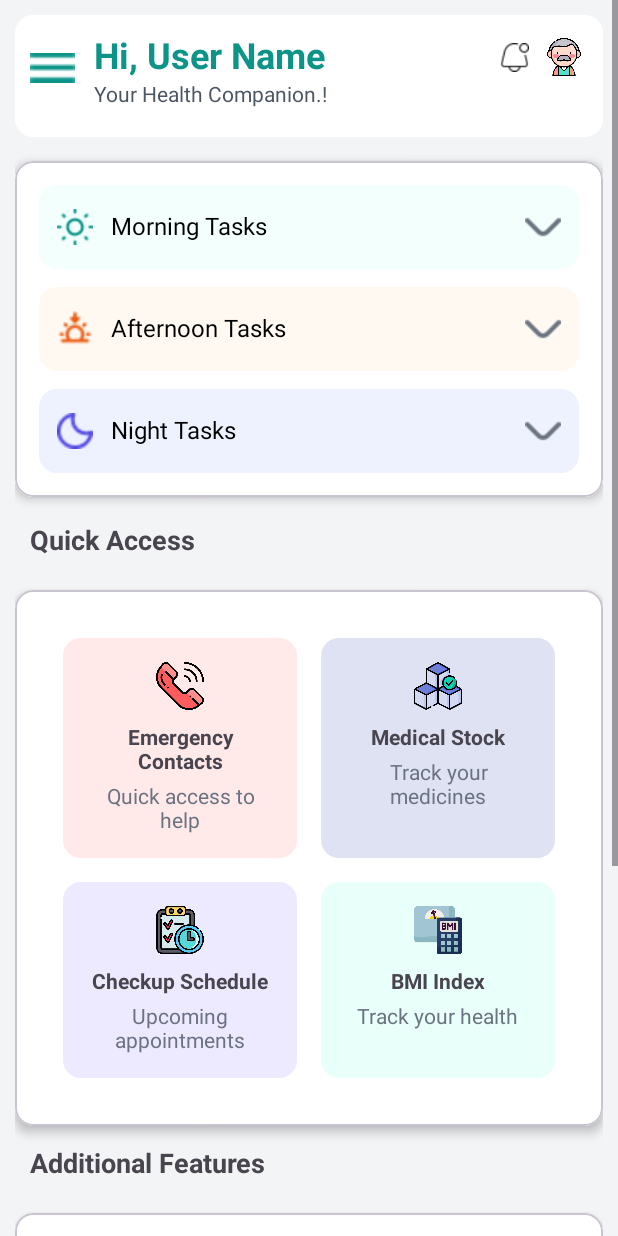
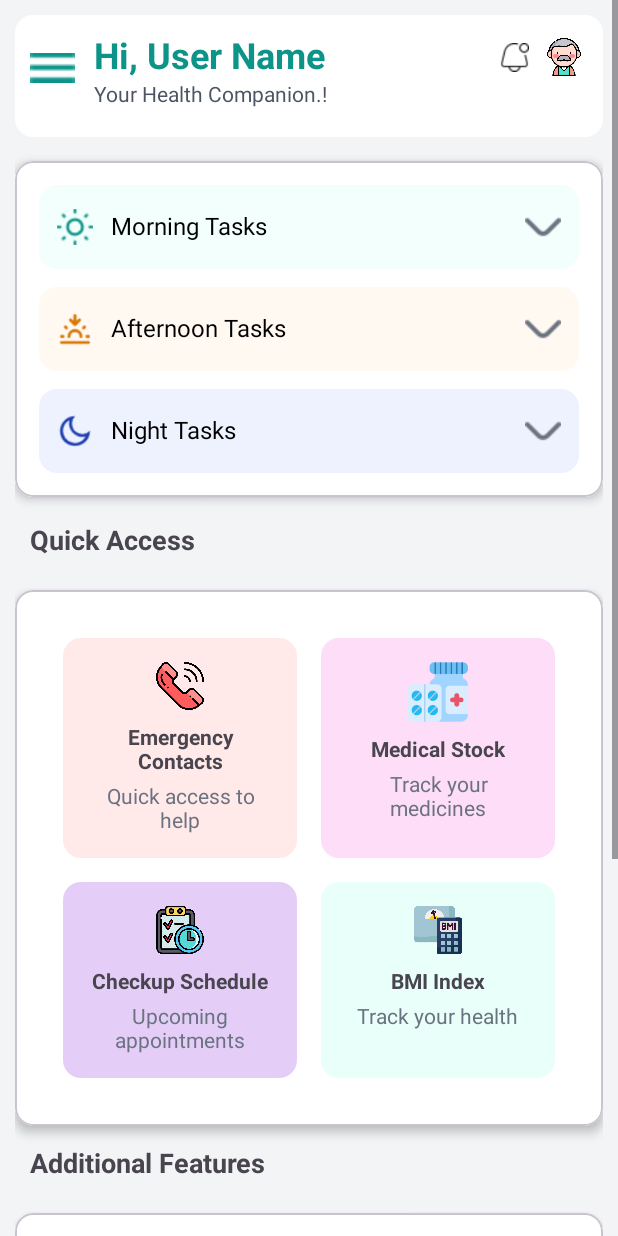
Before and after one commit to vishal-bhutekar21/Age-well-Elder-Care, an Android app: the Dashboard screen opened directly, with no data from a screen before it, on a phone screen of 412 x 824 dp. Run offline under Robolectric (Android 15) with nearby library versions, the phone set to English and light mode, and no system bars; our stand-ins replace Firebase (no records; nobody signed in at launch, a user with empty details on screens opened directly).

```diff
--- a/app/src/main/AndroidManifest.xml
+++ b/app/src/main/AndroidManifest.xml
@@ -119,6 +119,10 @@
             android:exported="true"
             android:theme="@style/Theme.AgeWellSuper" />
         <activity
+            android:name=".GetStartedActivity"
+            android:exported="true"
+            android:theme="@style/Theme.AgeWellSuper" />
+        <activity
             android:name=".Login"
             android:exported="true"
             android:theme="@style/Theme.AgeWellSuper"></activity>
--- a/app/src/main/java/com/chaitany/agewell/Login.kt
+++ b/app/src/main/java/com/chaitany/agewell/Login.kt
@@ -13,6 +13,7 @@ import android.widget.TextView
 import android.widget.Toast
 import androidx.appcompat.app.AppCompatActivity
 import com.example.yourapp.utils.UserPreferences
+import com.google.android.material.button.MaterialButton
 import com.google.firebase.database.DatabaseReference
 import com.google.firebase.database.FirebaseDatabase
 
@@ -20,7 +21,7 @@ class Login : AppCompatActivity() {
 
     private lateinit var mobileEditText: EditText
     private lateinit var passwordEditText: EditText
-    private lateinit var loginButton: Button
+    private lateinit var loginButton: MaterialButton
     private lateinit var signUpButton: Button
     private lateinit var progressDialog: ProgressDialog
 
--- a/app/src/main/res/layout/activity_dashboard.xml
+++ b/app/src/main/res/layout/activity_dashboard.xml
@@ -171,7 +171,8 @@
                     <ImageView
                         android:layout_width="24dp"
                         android:layout_height="24dp"
-                        android:src="@drawable/ic_afternoon" />
+                        android:tint="@color/warning"
+                        android:src="@drawable/afternoon" />
 
                     <TextView
                         android:layout_width="match_parent"
@@ -197,7 +198,8 @@
                     <ImageView
                         android:layout_width="24dp"
                         android:layout_height="24dp"
-                        android:src="@drawable/ic_night" />
+                        android:tint="@color/blue"
+                        android:src="@drawable/moon" />
 
                     <TextView
                         android:layout_width="match_parent"
@@ -292,15 +294,15 @@
                 android:background="@drawable/empty_shape"
                 android:layout_columnWeight="1"
                 android:layout_rowWeight="1"
-                android:backgroundTint="#2A3F51B5"
+                android:backgroundTint="#2CEF3DD7"
                 android:padding="16dp"
                 android:layout_margin="8dp"
                >
 
                 <ImageView
-                    android:layout_width="32dp"
-                    android:layout_height="32dp"
-                    android:src="@drawable/instock"
+                    android:layout_width="40dp"
+                    android:layout_height="40dp"
+                    android:src="@drawable/ic_medical"
 
                     android:layout_gravity="center_horizontal"
                     android:layout_marginBottom="8dp" />
@@ -333,7 +335,7 @@
                 android:layout_rowWeight="1"
                 android:padding="16dp"
                 android:layout_margin="8dp"
-                android:backgroundTint="#EDE9FE">
+                android:backgroundTint="#3D8D33E2">
 
                 <ImageView
                     android:layout_width="32dp"
@@ -441,12 +443,12 @@
                 android:layout_rowWeight="1"
                 android:padding="16dp"
                 android:layout_margin="8dp"
-                android:backgroundTint="#4D2196F3">
+                android:backgroundTint="#372196F3">
 
                 <ImageView
-                    android:layout_width="32dp"
-                    android:layout_height="32dp"
-                    android:src="@drawable/conversation"
+                    android:layout_width="42dp"
+                    android:layout_height="42dp"
+                    android:src="@drawable/ic_elderconnect"
 
                     android:layout_gravity="center_horizontal"
                     android:layout_marginBottom="8dp" />
@@ -463,7 +465,8 @@
                     android:layout_width="wrap_content"
                     android:layout_height="wrap_content"
                     android:textAlignment="center"
-                    android:text="read good advices"
+
+                    android:text="Connect and Share good advices"
                     android:textColor="#6B7280"
                     android:layout_gravity="center_horizontal" />
             </LinearLayout>
@@ -482,9 +485,9 @@
                 >
 
                 <ImageView
-                    android:layout_width="32dp"
-                    android:layout_height="32dp"
-                    android:src="@drawable/exercises"
+                    android:layout_width="52dp"
+                    android:layout_height="42dp"
+                    android:src="@drawable/exercising"
 
                     android:layout_gravity="center_horizontal"
                     android:layout_marginBottom="8dp" />
@@ -517,12 +520,12 @@
                 android:layout_rowWeight="1"
                 android:padding="16dp"
                 android:layout_margin="8dp"
-                android:backgroundTint="#79F4C67D">
+                android:backgroundTint="#347DF4E8">
 
                 <ImageView
-                    android:layout_width="32dp"
-                    android:layout_height="32dp"
-                    android:src="@drawable/meal"
+                    android:layout_width="40dp"
+                    android:layout_height="40dp"
+                    android:src="@drawable/ic_meal"
 
                     android:layout_gravity="center_horizontal"
                     android:layout_marginBottom="8dp" />
@@ -538,8 +541,9 @@
                 <TextView
                     android:layout_width="wrap_content"
                     android:layout_height="wrap_content"
-                    android:text="Healthy eating"
+                    android:text="Weakly Healthy eating Plan"
                     android:textColor="#6B7280"
+                    android:textAlignment="center"
                     android:layout_gravity="center_horizontal" />
             </LinearLayout>
 
@@ -553,12 +557,12 @@
                 android:layout_rowWeight="1"
                 android:padding="16dp"
                 android:layout_margin="8dp"
-                android:backgroundTint="#96FF6D00">
+                android:backgroundTint="#19E60E15">
 
                 <ImageView
                     android:layout_width="32dp"
                     android:layout_height="32dp"
-                    android:src="@drawable/ic_hospital"
+                    android:src="@drawable/hospital"
 
                     android:layout_gravity="center_horizontal"
                     android:layout_marginBottom="8dp" />
--- a/app/src/main/res/layout/activity_get_started.xml
+++ b/app/src/main/res/layout/activity_get_started.xml
@@ -38,7 +38,8 @@
         android:layout_height="wrap_content"
         android:textSize="16sp"
         android:layout_gravity="center"
-        android:text="Sign up now and take control of your well-being"
+        android:textAlignment="center"
+        android:text="Sign up now and take control of your \nwell-being"
         android:textColor="#8C8C8C"
         android:layout_marginTop="10dp" />
 
--- a/app/src/main/res/layout/dialog_add_edit_meal.xml
+++ b/app/src/main/res/layout/dialog_add_edit_meal.xml
@@ -91,8 +91,7 @@
                     android:layout_weight="1"
                     android:text="Cancel"
 
-                    android:drawableLeft="@drawable/ic_send"
-                    android:drawableTint="@color/white"
+                      android:drawableTint="@color/white"
                     android:layout_gravity="start"
                     android:backgroundTint="@color/primary"
                     android:textColor="@android:color/white"
@@ -103,7 +102,6 @@
                     android:id="@+id/btnSave"
                     android:layout_width="0dp"
                     android:layout_height="wrap_content"
-                    android:drawableLeft="@drawable/ic_send"
                     android:drawableTint="@color/white"
                     android:layout_weight="1"
                     android:layout_gravity="end"
--- a/app/src/main/res/layout/item_appointment.xml
+++ b/app/src/main/res/layout/item_appointment.xml
@@ -84,14 +84,16 @@
         <FrameLayout
             android:layout_width="32dp"
             android:layout_height="32dp"
+            android:backgroundTint="@color/primary"
             android:layout_gravity="center_vertical"
-            android:background="@drawable/down_icon">
+            android:background="@drawable/tick">
 
             <View
                 android:layout_width="24dp"
                 android:layout_height="24dp"
                 android:layout_gravity="center"
-                android:background="@drawable/down_icon"/>
+                android:backgroundTint="@color/primary"
+                android:background="@drawable/tick"/>
 
         </FrameLayout>
 
--- a/app/src/main/res/layout/nav_header.xml
+++ b/app/src/main/res/layout/nav_header.xml
@@ -8,6 +8,7 @@
     android:padding="16dp">
 
     <ImageView
+        android:layout_marginTop="20dp"
         android:id="@+id/user_png"
         android:layout_width="80dp"
         android:layout_height="80dp"
```
Also changed, not shown: app/src/main/res/layout/activity_appointment.xml (+9 -4 lines), app/src/main/res/layout/activity_login.xml (+15 -13 lines), app/src/main/res/layout/activity_sign_up.xml (+18 -5 lines), app/src/main/res/drawable/exercising.png (added), app/src/main/res/drawable/hospital.png, app/src/main/res/drawable/ic_medical.png, app/src/main/res/drawable/moon.png (added), app/src/main/res/drawable/tick.png (added).
